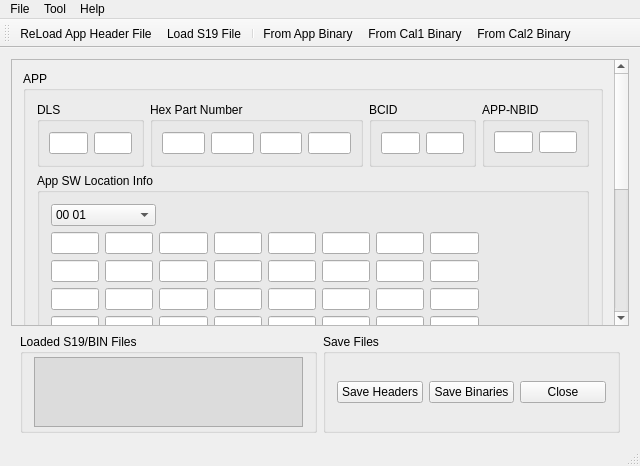
Qt form mainwindow.ui (f0ghua/srTool) before a commit.
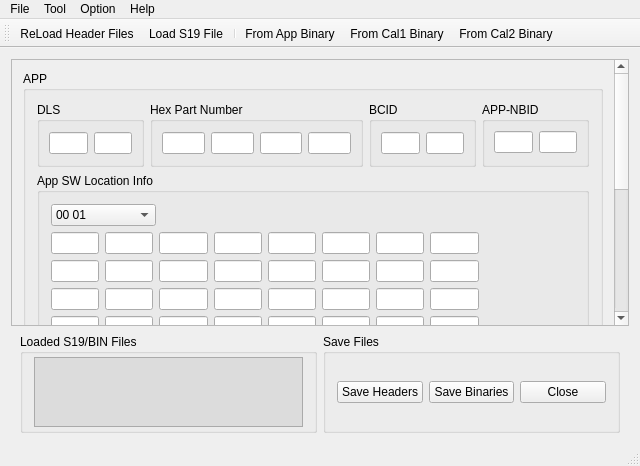
The same form after that commit. Icons and pictures are not drawn.

Diff of the .ui file:
```diff
--- a/mainwindow.ui
+++ b/mainwindow.ui
@@ -1104,8 +1104,15 @@
     </widget>
     <addaction name="menuExtract_Header"/>
    </widget>
+   <widget class="QMenu" name="menuOptions">
+    <property name="title">
+     <string>Option</string>
+    </property>
+    <addaction name="actionPreferences"/>
+   </widget>
    <addaction name="menuFile"/>
    <addaction name="menuTool"/>
+   <addaction name="menuOptions"/>
    <addaction name="menuHelp"/>
   </widget>
   <widget class="QToolBar" name="mainToolBar">
@@ -1158,7 +1165,7 @@
      <normaloff>:/menuReload</normaloff>:/menuReload</iconset>
    </property>
    <property name="text">
-    <string>ReLoad App Header File</string>
+    <string>ReLoad Header Files</string>
    </property>
    <property name="toolTip">
     <string>ReLoad App Header File</string>
```
Left out of the diff: 7 changed lines with no effect on the pictures.
